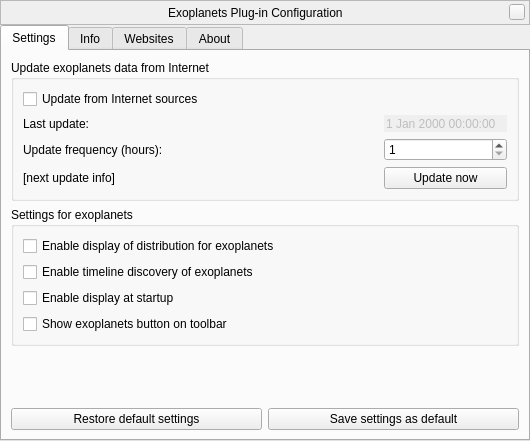
Above: plugins/Exoplanets/src/gui/exoplanetsDialog.ui from 519984307/stellarium_src before the change. Below: the same form after it.
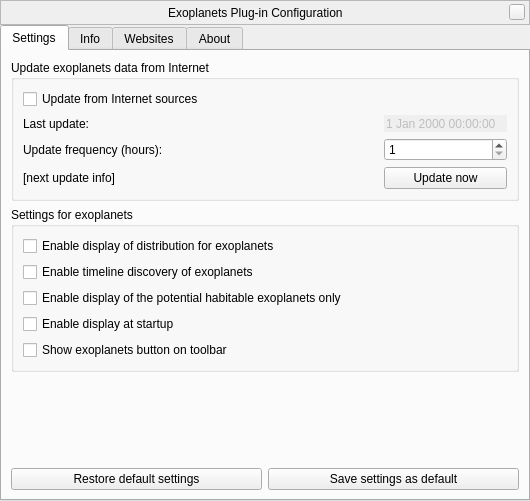
That is the form after the change. Custom widgets are drawn as their Qt base class.

Commit message: Exoplanets plugin: added new mode of displaying of the exoplanets: habitable

```diff
--- a/plugins/Exoplanets/src/gui/exoplanetsDialog.ui
+++ b/plugins/Exoplanets/src/gui/exoplanetsDialog.ui
@@ -6,8 +6,8 @@
    <rect>
     <x>0</x>
     <y>0</y>
-    <width>528</width>
-    <height>441</height>
+    <width>530</width>
+    <height>501</height>
    </rect>
   </property>
   <property name="windowTitle">
@@ -255,6 +255,16 @@
             </property>
            </widget>
           </item>
+          <item>
+           <widget class="QCheckBox" name="habitableModeCheckBox">
+            <property name="toolTip">
+             <string>Display of the planetary systems, which contains the potential habitable exoplanets</string>
+            </property>
+            <property name="text">
+             <string>Enable display of the potential habitable exoplanets only</string>
+            </property>
+           </widget>
+          </item>
           <item>
            <widget class="QCheckBox" name="displayAtStartupCheckBox">
             <property name="text">
```
Left out of the diff: 11 changed lines with no effect on the pictures. The commit also changes 7 other files.
